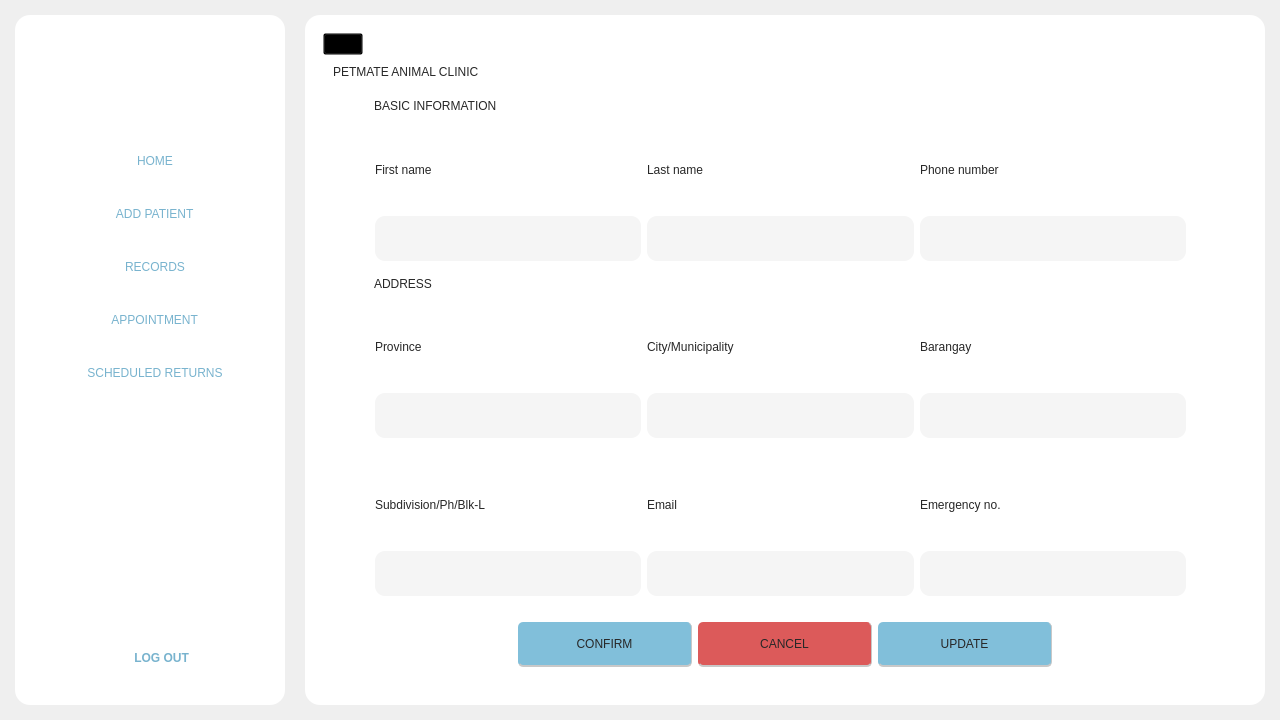
The window that Frontend/Home.ui (DreddVDomasian/Petmate-Desktop-Application) describes before a commit, drawn with Qt 5.
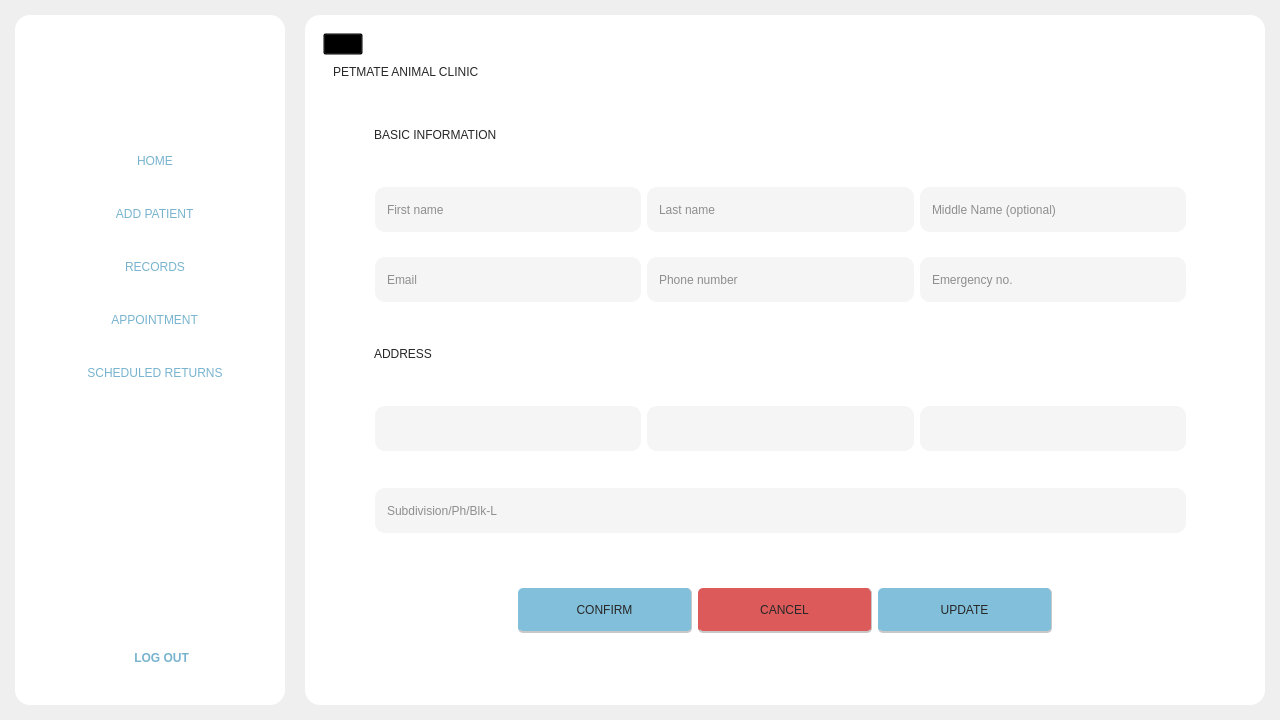
The same window after the commit. The open tabs and pages were chosen to show the change. Icons and pictures are not drawn.

Commit message:
Add middle name support for owner profiles
Introduces a middleName field to the basicInfo model and updates migrations, serializers, templates, and frontend logic to handle and display owner middle names. Also refactors UI layouts for owner details, improves patient/service name rendering, and adds pet profile navigation from service cards.

What changed in the file:
```diff
--- a/Frontend/Home.ui
+++ b/Frontend/Home.ui
@@ -1139,7 +1139,7 @@
               <item>
                <widget class="QFrame" name="ownerDetails">
                 <property name="sizePolicy">
-                 <sizepolicy hsizetype="Expanding" vsizetype="Expanding">
+                 <sizepolicy hsizetype="Expanding" vsizetype="Fixed">
                   <horstretch>0</horstretch>
                   <verstretch>0</verstretch>
                  </sizepolicy>
@@ -1153,33 +1153,30 @@
                 <property name="frameShadow">
                  <enum>QFrame::Raised</enum>
                 </property>
-                <layout class="QGridLayout" name="gridLayout_3" columnstretch="8,8,8">
+                <layout class="QGridLayout" name="gridLayout_3">
                  <property name="leftMargin">
                   <number>0</number>
                  </property>
+                 <property name="verticalSpacing">
+                  <number>25</number>
+                 </property>
                  <item row="0" column="0">
-                  <widget class="QLabel" name="label_6">
+                  <widget class="QLineEdit" name="firstNameEdit">
+                   <property name="minimumSize">
+                    <size>
+                     <width>174</width>
+                     <height>45</height>
+                    </size>
+                   </property>
                    <property name="styleSheet">
-                    <string notr="true">font: 63 12pt &quot;Montserrat SemiBold&quot;;
-color:rgb(39, 39, 39);</string>
+                    <string notr="true"/>
                    </property>
-                   <property name="text">
+                   <property name="placeholderText">
                     <string>First name</string>
                    </property>
                   </widget>
                  </item>
-                 <item row="0" column="2">
-                  <widget class="QLabel" name="label_14">
-                   <property name="styleSheet">
-                    <string notr="true">font: 63 12pt &quot;Montserrat SemiBold&quot;;
-color:rgb(39, 39, 39);</string>
-                   </property>
-                   <property name="text">
-                    <string>Phone number</string>
-                   </property>
-                  </widget>
-                 </item>
-                 <item row="1" column="1">
+                 <item row="0" column="1">
                   <widget class="QLineEdit" name="lastNameEdit">
                    <property name="sizePolicy">
                     <sizepolicy hsizetype="Expanding" vsizetype="Fixed">
@@ -1196,45 +1193,84 @@
                    <property name="styleSheet">
                     <string notr="true"/>
                    </property>
-                  </widget>
-                 </item>
-                 <item row="1" column="2">
-                  <widget class="QLineEdit" name="phoneNumberEdit">
-                   <property name="minimumSize">
-                    <size>
-                     <width>174</width>
-                     <height>45</height>
-                    </size>
-                   </property>
-                   <property name="styleSheet">
-                    <string notr="true"/>
-                   </property>
-                  </widget>
-                 </item>
-                 <item row="1" column="0">
-                  <widget class="QLineEdit" name="firstNameEdit">
-                   <property name="minimumSize">
-                    <size>
-                     <width>174</width>
-                     <height>45</height>
-                    </size>
-                   </property>
-                   <property name="styleSheet">
-                    <string notr="true"/>
-                   </property>
-                  </widget>
-                 </item>
-                 <item row="0" column="1">
-                  <widget class="QLabel" name="label_11">
-                   <property name="styleSheet">
-                    <string notr="true">font: 63 12pt &quot;Montserrat SemiBold&quot;;
-color:rgb(39, 39, 39);</string>
-                   </property>
-                   <property name="text">
+                   <property name="placeholderText">
                     <string>Last name</string>
                    </property>
                   </widget>
                  </item>
+                 <item row="0" column="2">
+                  <widget class="QLineEdit" name="middleNameEdit">
+                   <property name="minimumSize">
+                    <size>
+                     <width>174</width>
+                     <height>45</height>
+                    </size>
+                   </property>
+                   <property name="placeholderText">
+                    <string>Middle Name (optional)</string>
+                   </property>
+                  </widget>
+                 </item>
+                 <item row="1" column="0">
+                  <widget class="QLineEdit" name="emailEdit">
+                   <property name="sizePolicy">
+                    <sizepolicy hsizetype="Expanding" vsizetype="Expanding">
+                     <horstretch>0</horstretch>
+                     <verstretch>0</verstretch>
+                    </sizepolicy>
+                   </property>
+                   <property name="minimumSize">
+                    <size>
+                     <width>256</width>
+                     <height>45</height>
+                    </size>
+                   </property>
+                   <property name="styleSheet">
+                    <string notr="true"/>
+                   </property>
+                   <property name="placeholderText">
+                    <string>Email</string>
+                   </property>
+                  </widget>
+                 </item>
+                 <item row="1" column="1">
+                  <widget class="QLineEdit" name="phoneNumberEdit">
+                   <property name="minimumSize">
+                    <size>
+                     <width>174</width>
+                     <height>45</height>
+                    </size>
+                   </property>
+                   <property name="styleSheet">
+                    <string notr="true"/>
+                   </property>
+                   <property name="placeholderText">
+                    <string>Phone number</string>
+                   </property>
+                  </widget>
+                 </item>
+                 <item row="1" column="2">
+                  <widget class="QLineEdit" name="emergencyNoEdit">
+                   <property name="sizePolicy">
+                    <sizepolicy hsizetype="Expanding" vsizetype="Expanding">
+                     <horstretch>0</horstretch>
+                     <verstretch>0</verstretch>
+                    </sizepolicy>
+                   </property>
+                   <property name="minimumSize">
+                    <size>
+                     <width>256</width>
+                     <height>45</height>
+                    </size>
+                   </property>
+                   <property name="styleSheet">
+                    <string notr="true"/>
+                   </property>
+                   <property name="placeholderText">
+                    <string>Emergency no.</string>
+                   </property>
+                  </widget>
+                 </item>
                 </layout>
                </widget>
               </item>
@@ -1258,7 +1294,7 @@
               <item>
                <widget class="QFrame" name="ownerDetails_2">
                 <property name="sizePolicy">
-                 <sizepolicy hsizetype="Expanding" vsizetype="Expanding">
+                 <sizepolicy hsizetype="Expanding" vsizetype="Fixed">
                   <horstretch>0</horstretch>
                   <verstretch>0</verstretch>
                  </sizepolicy>
@@ -1272,106 +1308,14 @@
                 <property name="frameShadow">
                  <enum>QFrame::Raised</enum>
                 </property>
-                <layout class="QGridLayout" name="gridLayout_4">
+                <layout class="QHBoxLayout" name="horizontalLayout_30">
                  <property name="leftMargin">
                   <number>0</number>
                  </property>
-                 <item row="1" column="3">
-                  <widget class="QLabel" name="label_17">
-                   <property name="styleSheet">
-                    <string notr="true">font: 63 12pt &quot;Montserrat SemiBold&quot;;
-color:rgb(39, 39, 39);</string>
-                   </property>
-                   <property name="text">
-                    <string>Barangay</string>
-                   </property>
-                  </widget>
-                 </item>
-                 <item row="2" column="3">
-                  <widget class="QComboBox" name="barangayComboBox">
-                   <property name="sizePolicy">
-                    <sizepolicy hsizetype="MinimumExpanding" vsizetype="Fixed">
-                     <horstretch>0</horstretch>
-                     <verstretch>0</verstretch>
-                    </sizepolicy>
-                   </property>
-                   <property name="minimumSize">
-                    <size>
-                     <width>174</width>
-                     <height>45</height>
-                    </size>
-                   </property>
-                   <property name="cursor">
-                    <cursorShape>IBeamCursor</cursorShape>
-                   </property>
-                   <property name="focusPolicy">
-                    <enum>Qt::NoFocus</enum>
-                   </property>
-                   <property name="styleSheet">
-                    <string notr="true"/>
-                   </property>
-                   <property name="editable">
-                    <bool>true</bool>
-                   </property>
-                  </widget>
-                 </item>
-                 <item row="1" column="2">
-                  <widget class="QLabel" name="label_18">
-                   <property name="styleSheet">
-                    <string notr="true">font: 63 12pt &quot;Montserrat SemiBold&quot;;
-color:rgb(39, 39, 39);</string>
-                   </property>
-                   <property name="text">
-                    <string>City/Municipality</string>
-                   </property>
-                  </widget>
-                 </item>
-                 <item row="2" column="2">
-                  <widget class="QComboBox" name="cityComboBox">
-                   <property name="sizePolicy">
-                    <sizepolicy hsizetype="Expanding" vsizetype="Fixed">
-                     <horstretch>0</horstretch>
-                     <verstretch>0</verstretch>
-                    </sizepolicy>
-                   </property>
-                   <property name="minimumSize">
-                    <size>
-                     <width>174</width>
-                     <height>45</height>
-                    </size>
-                   </property>
-                   <property name="cursor">
-                    <cursorShape>IBeamCursor</cursorShape>
-                   </property>
-                   <property name="focusPolicy">
-                    <enum>Qt::NoFocus</enum>
-                   </property>
-                   <property name="styleSheet">
-                    <string notr="true"/>
-                   </property>
-                   <property name="editable">
-                    <bool>true</bool>
-                   </property>
-                   <property name="currentIndex">
-                    <number>-1</number>
-                   </property>
-                   <property name="maxVisibleItems">
-                    <number>10</number>
-                   </property>
-                  </widget>
-                 </item>
-                 <item row="1" column="1">
-                  <widget class="QLabel" name="label_16">
-                   <property name="styleSheet">
-                    <string notr="true">font: 63 12pt &quot;Montserrat SemiBold&quot;;
-color:rgb(39, 39, 39);</string>
-                   </property>
-                   <property name="text">
-                    <string>Province</string>
-                   </property>
-                  </widget>
-                 </item>
-                 <item row="2" column="1">
+                 <property name="bottomMargin">
+                  <number>0</number>
+                 </property>
+                 <item>
                   <widget class="QComboBox" name="provinceComboBox">
                    <property name="sizePolicy">
                     <sizepolicy hsizetype="Expanding" vsizetype="Fixed">
@@ -1408,13 +1352,75 @@
                    </property>
                   </widget>
                  </item>
+                 <item>
+                  <widget class="QComboBox" name="cityComboBox">
+                   <property name="sizePolicy">
+                    <sizepolicy hsizetype="Expanding" vsizetype="Fixed">
+                     <horstretch>0</horstretch>
+                     <verstretch>0</verstretch>
+                    </sizepolicy>
+                   </property>
+                   <property name="minimumSize">
+                    <size>
+                     <width>174</width>
+                     <height>45</height>
+                    </size>
+                   </property>
+                   <property name="cursor">
+                    <cursorShape>IBeamCursor</cursorShape>
+                   </property>
+                   <property name="focusPolicy">
+                    <enum>Qt::NoFocus</enum>
+                   </property>
+                   <property name="styleSheet">
+                    <string notr="true"/>
+                   </property>
+                   <property name="editable">
+                    <bool>true</bool>
+                   </property>
+                   <property name="currentIndex">
+                    <number>-1</number>
+                   </property>
+                   <property name="maxVisibleItems">
+                    <number>10</number>
+                   </property>
+                  </widget>
+                 </item>
+                 <item>
+                  <widget class="QComboBox" name="barangayComboBox">
+                   <property name="sizePolicy">
+                    <sizepolicy hsizetype="MinimumExpanding" vsizetype="Fixed">
+                     <horstretch>0</horstretch>
+                     <verstretch>0</verstretch>
+                    </sizepolicy>
+                   </property>
+                   <property name="minimumSize">
+                    <size>
+                     <width>174</width>
+                     <height>45</height>
+                    </size>
+                   </property>
+                   <property name="cursor">
+                    <cursorShape>IBeamCursor</cursorShape>
+                   </property>
+                   <property name="focusPolicy">
+                    <enum>Qt::NoFocus</enum>
+                   </property>
+                   <property name="styleSheet">
+                    <string notr="true"/>
+                   </property>
+                   <property name="editable">
+                    <bool>true</bool>
+                   </property>
+                  </widget>
+                 </item>
                 </layout>
                </widget>
               </item>
               <item>
                <widget class="QFrame" name="ownerDetails_3">
                 <property name="sizePolicy">
-                 <sizepolicy hsizetype="Expanding" vsizetype="Expanding">
+                 <sizepolicy hsizetype="Expanding" vsizetype="Fixed">
                   <horstretch>0</horstretch>
                   <verstretch>0</verstretch>
                  </sizepolicy>
@@ -1428,11 +1434,14 @@
                 <property name="frameShadow">
                  <enum>QFrame::Raised</enum>
                 </property>
-                <layout class="QGridLayout" name="gridLayout_5" columnstretch="8,8,8">
+                <layout class="QHBoxLayout" name="horizontalLayout_31">
                  <property name="leftMargin">
                   <number>0</number>
                  </property>
-                 <item row="1" column="0">
+                 <property name="topMargin">
+                  <number>0</number>
+                 </property>
+                 <item>
                   <widget class="QLineEdit" name="detailedAddressEdit">
                    <property name="minimumSize">
                     <size>
@@ -1443,69 +1452,7 @@
                    <property name="styleSheet">
                     <string notr="true"/>
                    </property>
-                  </widget>
-                 </item>
-                 <item row="0" column="1">
-                  <widget class="QLabel" name="label_21">
-                   <property name="styleSheet">
-                    <string notr="true">font: 63 12pt &quot;Montserrat SemiBold&quot;;
-color:rgb(39, 39, 39);</string>
-                   </property>
-                   <property name="text">
-                    <string>Email</string>
-                   </property>
-                  </widget>
-                 </item>
-                 <item row="1" column="2">
-                  <widget class="QLineEdit" name="emergencyNoEdit">
-                   <property name="minimumSize">
-                    <size>
-                     <width>174</width>
-                     <height>45</height>
-                    </size>
-                   </property>
-                   <property name="styleSheet">
-                    <string notr="true"/>
-                   </property>
-                  </widget>
-                 </item>
-                 <item row="0" column="2">
-                  <widget class="QLabel" name="label_20">
-                   <property name="styleSheet">
-                    <string notr="true">font: 63 12pt &quot;Montserrat SemiBold&quot;;
-color:rgb(39, 39, 39);</string>
-                   </property>
-                   <property name="text">
-                    <string>Emergency no.</string>
-                   </property>
-                  </widget>
-                 </item>
-                 <item row="1" column="1">
-                  <widget class="QLineEdit" name="emailEdit">
-                   <property name="sizePolicy">
-                    <sizepolicy hsizetype="Expanding" vsizetype="Fixed">
-                     <horstretch>0</horstretch>
-                     <verstretch>0</verstretch>
-                    </sizepolicy>
-                   </property>
-                   <property name="minimumSize">
-                    <size>
-                     <width>174</width>
-                     <height>45</height>
-                    </size>
-                   </property>
-                   <property name="styleSheet">
-                    <string notr="true"/>
-                   </property>
-                  </widget>
-                 </item>
-                 <item row="0" column="0">
-                  <widget class="QLabel" name="label_19">
-                   <property name="styleSheet">
-                    <string notr="true">font: 63 12pt &quot;Montserrat SemiBold&quot;;
-color:rgb(39, 39, 39);</string>
-                   </property>
-                   <property name="text">
+                   <property name="placeholderText">
                     <string>Subdivision/Ph/Blk-L</string>
                    </property>
                   </widget>
@@ -1516,7 +1463,7 @@
               <item alignment="Qt::AlignHCenter">
                <widget class="QFrame" name="frame_12">
                 <property name="sizePolicy">
-                 <sizepolicy hsizetype="Preferred" vsizetype="Preferred">
+                 <sizepolicy hsizetype="Preferred" vsizetype="Fixed">
                   <horstretch>0</horstretch>
                   <verstretch>0</verstretch>
                  </sizepolicy>
```
Left out of the diff: 87 changed lines with no effect on the pictures. The commit also changes 8 other files.
